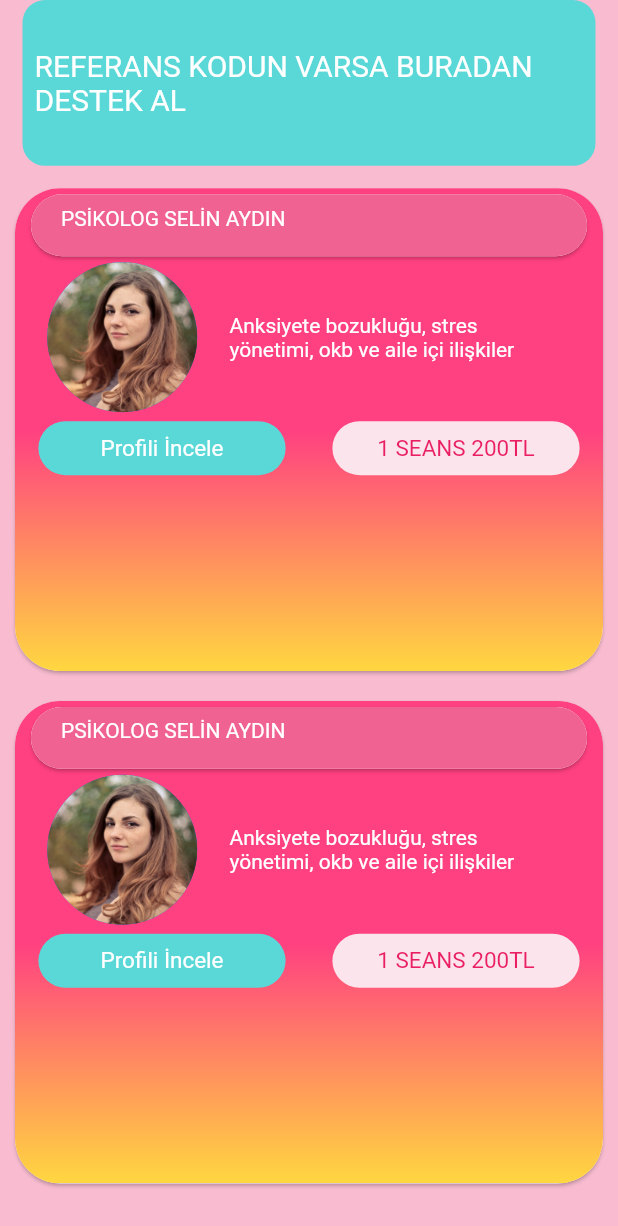
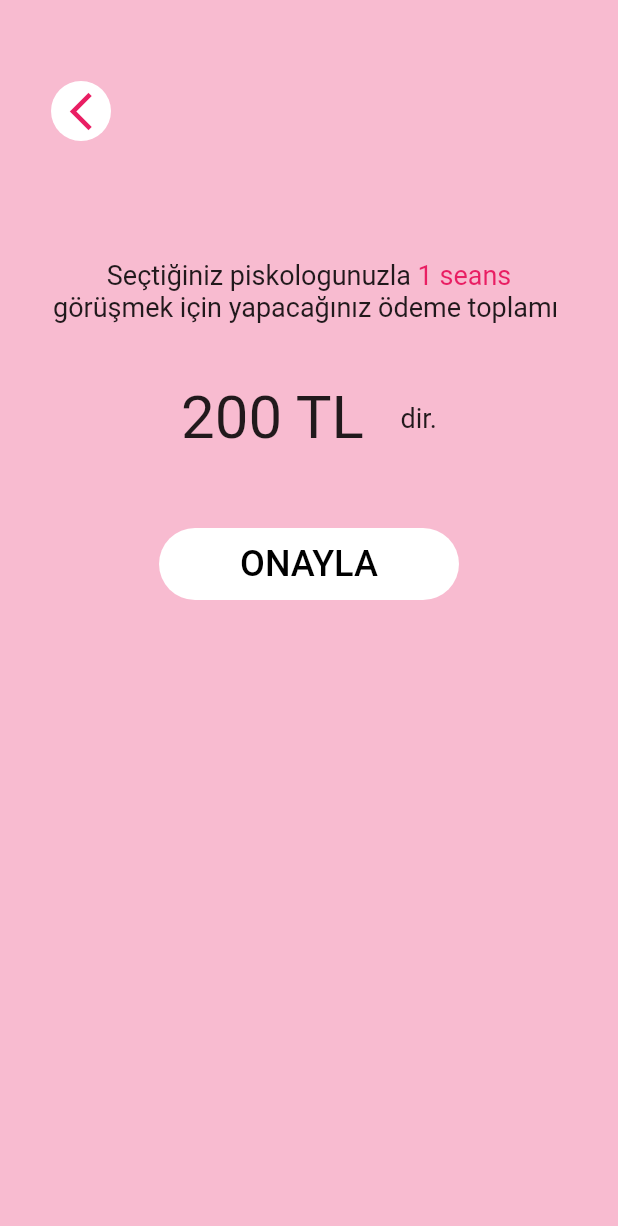
Before and after one commit to MehmetNurKavan/psikolook_app_repository, a Flutter app: the PsikolookPage screen opened directly, after a tap on "1 SEANS 200TL", on a phone screen of 412 x 824 dp. Shown: the top 1226 px of the screen. Run offline on Flutter 3.47's test engine with Material 2 defaults, Android fonts, the phone set to English and light mode, and no system bars; our stand-ins replace flutter_linkify.

Commit message:
psikolook 2. güncelleme

```diff
--- /dev/null
+++ b/psikolook_anasayfa/lib/buy_sally_page.dart
@@ -0,0 +1,95 @@
+import 'package:flutter/material.dart';
+import 'package:flutter/src/widgets/container.dart';
+import 'package:flutter/src/widgets/framework.dart';
+
+import 'odeme_secenekleri_page.dart';
+
+class buySallyPage extends StatefulWidget {
+  const buySallyPage({super.key});
+
+  @override
+  State<buySallyPage> createState() => _buySallyPageState();
+}
+
+class _buySallyPageState extends State<buySallyPage> {
+  int adet = 1;
+
+  @override
+  Widget build(BuildContext context) {
+    return Scaffold(
+      backgroundColor: Colors.pink[100],
+      body: Column(
+        crossAxisAlignment: CrossAxisAlignment.center,
+        //mainAxisAlignment: MainAxisAlignment.center,
+        children: [
+          SizedBox(height: 50),
+          Row(
+            children: [
+              SizedBox(width: 30),
+              FloatingActionButton.small(
+                onPressed: () => Navigator.of(context).pop(),
+                tooltip: 'geri',
+                child: Icon(Icons.arrow_back_ios_new,
+                    color: Colors.pink, size: 30),
+                elevation: 0,
+                backgroundColor: Colors.white,
+              ),
+            ],
+          ),
+          SizedBox(height: 75),
+          Row(
+            crossAxisAlignment: CrossAxisAlignment.center,
+            mainAxisAlignment: MainAxisAlignment.center,
+            children: [
+              Text('Seçtiğiniz piskologunuzla ',
+                  style: TextStyle(fontSize: 18)),
+              Text(
+                '$adet seans',
+                style: TextStyle(color: Colors.pink, fontSize: 18),
+              ),
+            ],
+          ),
+          Center(
+            child: Text('görüşmek için yapacağınız ödeme toplamı ',
+                style: TextStyle(fontSize: 18)),
+          ),
+          SizedBox(height: 40),
+          Row(
+            mainAxisAlignment: MainAxisAlignment.center,
+            children: [
+              Text('200 TL', style: TextStyle(fontSize: 40)),
+              SizedBox(width: 20),
+              Text(' dir.', style: TextStyle(fontSize: 18))
+            ],
+          ),
+          SizedBox(height: 50),
+          Container(
+            decoration: BoxDecoration(
+              color: Colors.white,
+              borderRadius: BorderRadius.circular(30.0),
+            ),
+            child: ClipRRect(
+              borderRadius: BorderRadius.circular(30),
+              child: SizedBox(
+                width: 200,
+                child: TextButton(
+                  onPressed: () {
+                    Navigator.push(
+                        context,
+                        MaterialPageRoute(
+                            builder: (context) =>
+                                const OdemeSecenekleriPage()));
+                  },
+                  child: Text(
+                    'ONAYLA',
+                    style: TextStyle(color: Colors.black, fontSize: 24),
+                  ),
+                ),
+              ),
+            ),
+          ),
+        ],
+      ),
+    );
+  }
+}
--- a/psikolook_anasayfa/lib/hakkimzda_page.dart
+++ b/psikolook_anasayfa/lib/hakkimzda_page.dart
@@ -72,7 +72,7 @@ class HakkimizdaPage extends StatelessWidget {
                       elevation: 0,
                       onPressed: () {},
                       child: Image.asset(
-                        'assets/images/psikolook_logo.png',
+                        'assets/images/starfish.png',
                       ),
                     ),
                   ),
--- a/psikolook_anasayfa/lib/message_page.dart
+++ b/psikolook_anasayfa/lib/message_page.dart
@@ -43,7 +43,8 @@ class _MessagePageState extends State<MessagePage> {
                   height: MediaQuery.of(context).size.height * 0.153,
                   child: ListTile(
                     leading: CircleAvatar(
-                      backgroundImage: AssetImage('assets/images/logo.png'),
+                      backgroundImage:
+                          AssetImage('assets/images/woman_picture.png'),
                     ),
                     title: Text('Psikolook'),
                     subtitle: Text(
--- a/psikolook_anasayfa/lib/psikolook_page.dart
+++ b/psikolook_anasayfa/lib/psikolook_page.dart
@@ -1,10 +1,16 @@
 import 'package:flutter/material.dart';
 import 'package:flutter/src/widgets/container.dart';
 import 'package:flutter/src/widgets/framework.dart';
+import 'package:psikolook_anasayfa/buy_sally_page.dart';
 
-class PsikolookPage extends StatelessWidget {
+class PsikolookPage extends StatefulWidget {
   const PsikolookPage({super.key});
 
+  @override
+  State<PsikolookPage> createState() => _PsikolookPageState();
+}
+
+class _PsikolookPageState extends State<PsikolookPage> {
   @override
   Widget build(BuildContext context) {
     return Scaffold(
@@ -121,7 +127,7 @@ class PsikolookPage extends StatelessWidget {
                       textStyle: const TextStyle(fontSize: 15),
                     ),
                     child: const Text('Profili İncele'),
-                    onPressed: () {/* ... */},
+                    onPressed: () {},
                   ),
                 ),
                 SizedBox(
@@ -134,7 +140,12 @@ class PsikolookPage extends StatelessWidget {
                       textStyle: const TextStyle(fontSize: 15),
                     ),
                     child: const Text('1 SEANS 200TL'),
-                    onPressed: () {/* ... */},
+                    onPressed: () {
+                      Navigator.push(
+                          context,
+                          MaterialPageRoute(
+                              builder: (context) => const buySallyPage()));
+                    },
                   ),
                 ),
               ],
--- a/psikolook_anasayfa/pubspec.yaml
+++ b/psikolook_anasayfa/pubspec.yaml
@@ -31,6 +31,8 @@ environment:
 dependencies:
   flutter:
     sdk: flutter
+  flutter_linkify: ^5.0.2
+  url_launcher: ^6.1.6
 
   # The following adds the Cupertino Icons font to your application.
   # Use with the CupertinoIcons class for iOS style icons.
@@ -60,8 +62,7 @@ flutter:
 
   # To add assets to your application, add an assets section, like this:
   assets:
-  - assets/images/psikolook_logo.png
-  - assets/images/woman_picture.png
+  - assets/images/
 
   # An image asset can refer to one or more resolution-specific "variants", see
   # https://flutter.dev/assets-and-images/#resolution-aware
```
Also changed, not shown: psikolook_anasayfa/lib/Iletisim_page.dart (added, +25 -0 lines), psikolook_anasayfa/lib/cikisyap_page.dart (added, +116 -0 lines), psikolook_anasayfa/lib/destekAl_page.dart (added, +97 -0 lines), psikolook_anasayfa/lib/home_page.dart (+34 -1 lines), psikolook_anasayfa/lib/main.dart (+26 -4 lines), psikolook_anasayfa/lib/odeme_secenekleri_page.dart (added, +232 -0 lines), psikolook_anasayfa/assets/images/background_iletisim_page.png (added), psikolook_anasayfa/assets/images/cip.png (added), psikolook_anasayfa/assets/images/gecici.png (added), psikolook_anasayfa/assets/images/photo.png (added), psikolook_anasayfa/assets/images/starfish.png (added), psikolook_anasayfa/assets/images/woman_blog.png (added), 5 other files.
